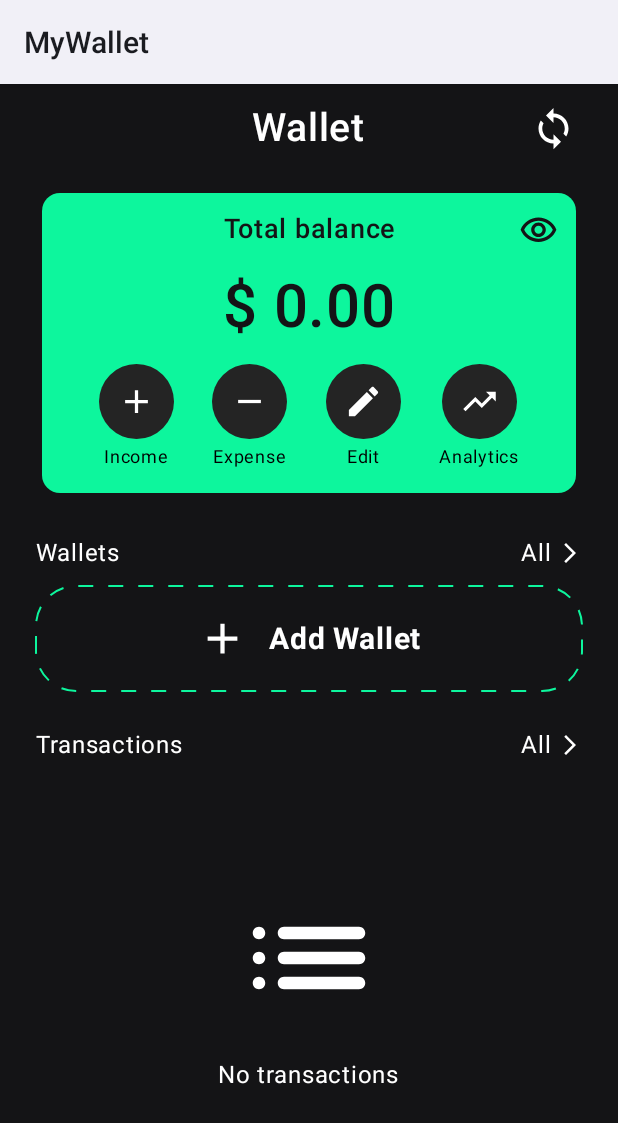
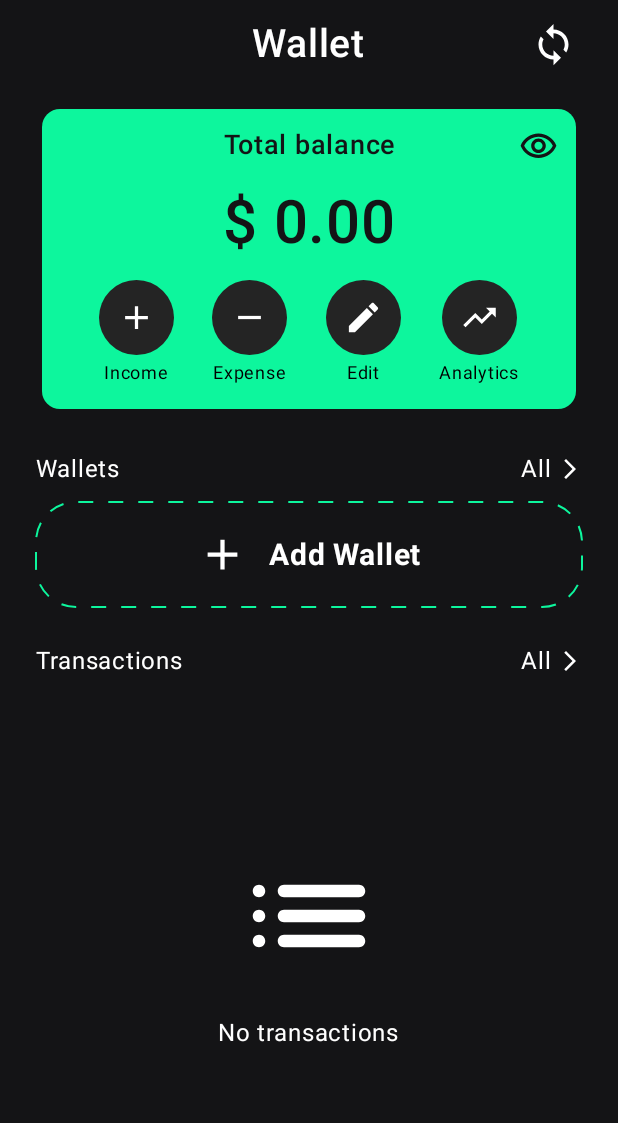
Before and after one commit to AntroDony/WalletApp, an Android app built with Jetpack Compose: the screen it shows after launch (MainActivity), on a phone screen of 412 x 824 dp. Shown: the top 1123 px of the screen. Run offline under Robolectric (Android 15) with nearby library versions, the phone set to English and light mode, and no system bars; our stand-ins replace Dagger/Hilt's generated code, Navigation 3, Room's generated code; libraries missing offline, so code that uses them is left out: androidx.glance, androidx.glance.appwidget; 2 statements that could not run were skipped.

Commit message:
remove actionBar in android 15

```diff
--- a/app/build.gradle.kts
+++ b/app/build.gradle.kts
@@ -67,6 +67,7 @@ dependencies {
     implementation(libs.androidx.ui.text.google.fonts)
     coreLibraryDesugaring(libs.desugar.jdk.libs)
     implementation(libs.androidx.lifecycle.viewmodel.navigation3)
+    implementation(libs.android.material)
 
     //Compose
     implementation(platform(libs.androidx.compose.bom))
--- a/app/src/main/AndroidManifest.xml
+++ b/app/src/main/AndroidManifest.xml
@@ -25,8 +25,6 @@
 
                 <category android:name="android.intent.category.LAUNCHER" />
             </intent-filter>
-
-
         </activity>
 
         <receiver android:name=".presentation.ui.widget.WalletWidgetReceiver"
--- a/app/src/main/java/com/ancraz/mywallet/presentation/ui/MainActivity.kt
+++ b/app/src/main/java/com/ancraz/mywallet/presentation/ui/MainActivity.kt
@@ -17,6 +17,7 @@ import com.ancraz.mywallet.presentation.navigation.NavigationRoute
 import com.ancraz.mywallet.presentation.ui.theme.MyWalletTheme
 import dagger.hilt.android.AndroidEntryPoint
 
+
 @AndroidEntryPoint
 class MainActivity : ComponentActivity() {
 
@@ -26,8 +27,8 @@ class MainActivity : ComponentActivity() {
         val startDestinationValue = intent.extras?.getString(Constants.Widget.START_SCREEN_PATH_KEY)
         val startScreenRoute = getStartScreenRoute(startDestinationValue)
 
+        installSplashScreen()
         enableEdgeToEdge()
-        installSplashScreen()
 
         setContent {
             MyWalletTheme {
--- a/app/src/main/res/values/themes.xml
+++ b/app/src/main/res/values/themes.xml
@@ -1,13 +1,13 @@
 <?xml version="1.0" encoding="utf-8"?>
 <resources>
 
-    <style name="Theme.MyWallet" parent="android:Theme.Material.Light.NoActionBar" >
+    <style name="Theme.MyWallet" parent="Theme.MaterialComponents.DayNight.NoActionBar" >
     </style>
 
-    <style name="SplashScreenTheme" parent="Theme.SplashScreen.IconBackground">
+    <style name="SplashScreenTheme" parent="Theme.SplashScreen">
         <item name="windowSplashScreenAnimatedIcon">@drawable/app_icon</item>
         <item name="windowSplashScreenBackground">@color/splash_background_color</item>
+        <item name="windowSplashScreenIconBackgroundColor">@color/splash_background_color</item>
         <item name="postSplashScreenTheme">@style/Theme.MyWallet</item>
-        <item name="windowSplashScreenIconBackgroundColor">@color/splash_background_color</item>
     </style>
 </resources>
--- a/gradle/libs.versions.toml
+++ b/gradle/libs.versions.toml
@@ -8,6 +8,7 @@ composeBom = "2025.05.01"
 desugar-jdk-libs = "2.1.5"
 ktor = "3.0.3"
 hilt = "2.51.1"
+androidMaterial = "1.12.0"
 compose-material-icons-extended = "1.7.8"
 room = "2.7.1"
 gson = "2.11.0"
@@ -42,6 +43,8 @@ androidx-ui-tooling-preview = { group = "androidx.compose.ui", name = "ui-toolin
 androidx-ui-test-manifest = { group = "androidx.compose.ui", name = "ui-test-manifest" }
 androidx-material3 = { group = "androidx.compose.material3", name = "material3" }
 compose-material-icons-extended = { group = "androidx.compose.material", name = "material-icons-extended", version.ref = "compose-material-icons-extended" }
+android-material = { group = "com.google.android.material", name = "material", version.ref = "androidMaterial" }
+
 
 glance-widget = { group = "androidx.glance", name = "glance-appwidget", version.ref = "glance"}
 glance-material3 = { group = "androidx.glance", name = "glance-material3", version.ref = "glance"}
```
